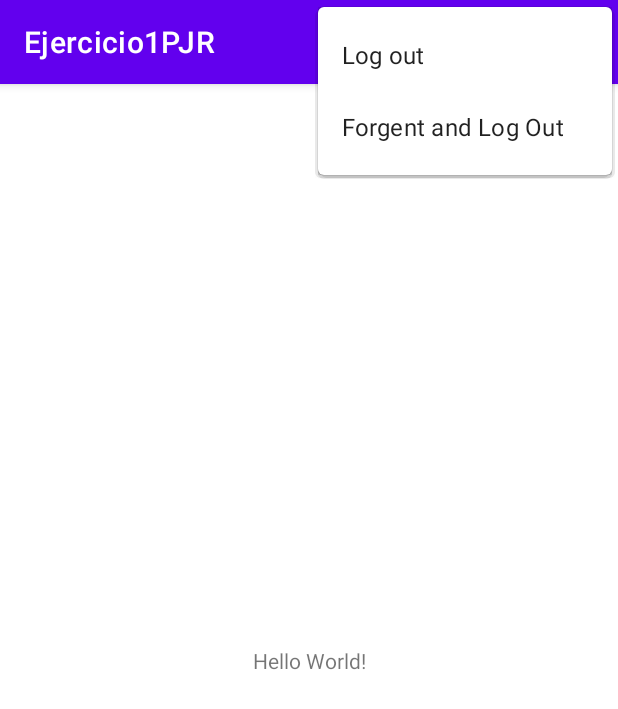
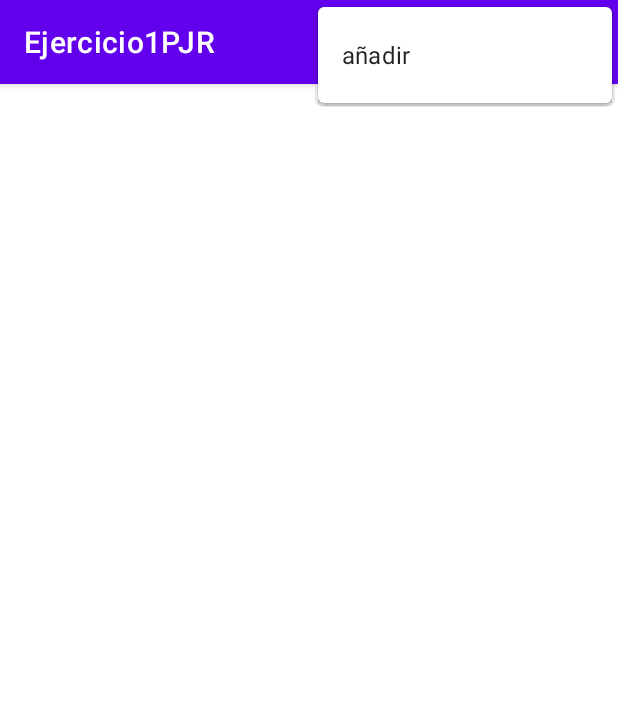
Before and after one commit to Ferreti659/ejercicio-1, an Android app: the screen it shows after launch (MainActivity), with the options menu open, on a phone screen of 412 x 824 dp. Shown: the top 709 px of the screen. Run offline under Robolectric (Android 15) with nearby library versions, the phone set to English and light mode, and no system bars; 1 statement that could not run was skipped.

Commit message:
empieza la miracle run

```diff
--- a/Ejercicio1PJR/app/src/main/java/com/example/ejercicio1pjr/MainActivity.java
+++ b/Ejercicio1PJR/app/src/main/java/com/example/ejercicio1pjr/MainActivity.java
@@ -10,19 +10,33 @@ import android.content.SharedPreferences;
 import android.os.Bundle;
 import android.view.Menu;
 import android.view.MenuItem;
+import android.widget.ListView;
+
+import com.example.ejercicio1pjr.cositas.Usuarios;
+
+import java.util.ArrayList;
 
 public class MainActivity extends AppCompatActivity {
 
+    private ArrayList<Usuarios> usuarios = new ArrayList<>();
+    private ListView lista;
+    private int usuariosSelecionado = -1;
+    private Object mActionMode;
     private SharedPreferences cositas;
 
     @Override
     protected void onCreate(Bundle savedInstanceState) {
         super.onCreate(savedInstanceState);
         setContentView(R.layout.activity_main);
+        setContentView(R.layout.mostrar_activity);
+        llenarLista();
+        onClick();
 
 
         cositas = getSharedPreferences("Preferenes", Context.MODE_PRIVATE);
     }
+
+
 
     @Override
     public boolean onCreateOptionsMenu(Menu menu) {
@@ -35,12 +49,8 @@ public class MainActivity extends AppCompatActivity {
     @Override
     public boolean onOptionsItemSelected(@NonNull MenuItem item) {
         switch (item.getItemId()) {
-            case R.id.menu_logout:
-                logOut();
-                return true;
-
-            case R.id.menu_forget_logout:
-                removeSharedPreferences();
+            case R.id.menu_añadir:
+                añadir();
                 return true;
 
             default:
@@ -49,16 +59,28 @@ public class MainActivity extends AppCompatActivity {
         }
     }
 
-    private void removeSharedPreferences() {
-        cositas.edit().clear().apply();
-    }
-
-    private void logOut() {
-        Intent intent = new Intent(this, LoginActivity.class);
+    private void añadir() {
+        Intent intent = new Intent(this, agregar.class);
         intent.setFlags(Intent.FLAG_ACTIVITY_NEW_TASK | Intent.FLAG_ACTIVITY_CLEAR_TASK);
         startActivity(intent);
     }
 
+    public void onResume(){
+        super.onResume();
+        usuarios.removeAll(usuarios);
+        llenarLista();
+    }
+
+    private void onClick() {
+    }
+
+    private void llenarLista() {
+    }
+
+
+
+
+
 
 
 }
--- /dev/null
+++ b/Ejercicio1PJR/app/src/main/java/com/example/ejercicio1pjr/agregar.java
@@ -0,0 +1,4 @@
+package com.example.ejercicio1pjr;
+
+public class agregar {
+}
--- /dev/null
+++ b/Ejercicio1PJR/app/src/main/java/com/example/ejercicio1pjr/cositas/Usuarios.java
@@ -0,0 +1,4 @@
+package com.example.ejercicio1pjr.cositas;
+
+public class Usuarios {
+}
--- a/Ejercicio1PJR/app/src/main/res/layout/activity_login.xml
+++ b/Ejercicio1PJR/app/src/main/res/layout/activity_login.xml
@@ -12,6 +12,7 @@
         android:id="@+id/editTextUser"
         android:layout_width="284dp"
         android:layout_height="64dp"
+        android:background="#00BCD4"
         android:text=""
         tools:ignore="MissingConstraints"
         tools:layout_editor_absoluteX="65dp"
@@ -21,6 +22,7 @@
         android:id="@+id/editTextPassword"
         android:layout_width="284dp"
         android:layout_height="64dp"
+        android:background="#00BCD4"
         android:text=""
         app:barrierMargin="10px"
         tools:ignore="MissingConstraints"
--- a/Ejercicio1PJR/app/src/main/res/layout/activity_main.xml
+++ b/Ejercicio1PJR/app/src/main/res/layout/activity_main.xml
@@ -6,13 +6,5 @@
     android:layout_height="match_parent"
     tools:context=".MainActivity">
 
-    <TextView
-        android:layout_width="wrap_content"
-        android:layout_height="wrap_content"
-        android:text="Hello World!"
-        app:layout_constraintBottom_toBottomOf="parent"
-        app:layout_constraintLeft_toLeftOf="parent"
-        app:layout_constraintRight_toRightOf="parent"
-        app:layout_constraintTop_toTopOf="parent" />
 
 </androidx.constraintlayout.widget.ConstraintLayout>
--- a/Ejercicio1PJR/app/src/main/res/menu/menu.xml
+++ b/Ejercicio1PJR/app/src/main/res/menu/menu.xml
@@ -2,8 +2,7 @@
 <menu xmlns:app="http://schemas.android.com/apk/res-auto"
     xmlns:android = "http://schemas.android.com/apk/res/android">
 
-        <item android:title="Log out" app:showAsAction="never" android:id="@+id/menu_logout"/>
-        <item android:title="Forgent and Log Out" app:showAsAction="never"
-            android:id="@+id/menu_forget_logout"/>
+        <item android:title="añadir" app:showAsAction="never" android:id="@+id/menu_añadir"/>
+
 
 </menu>
```
